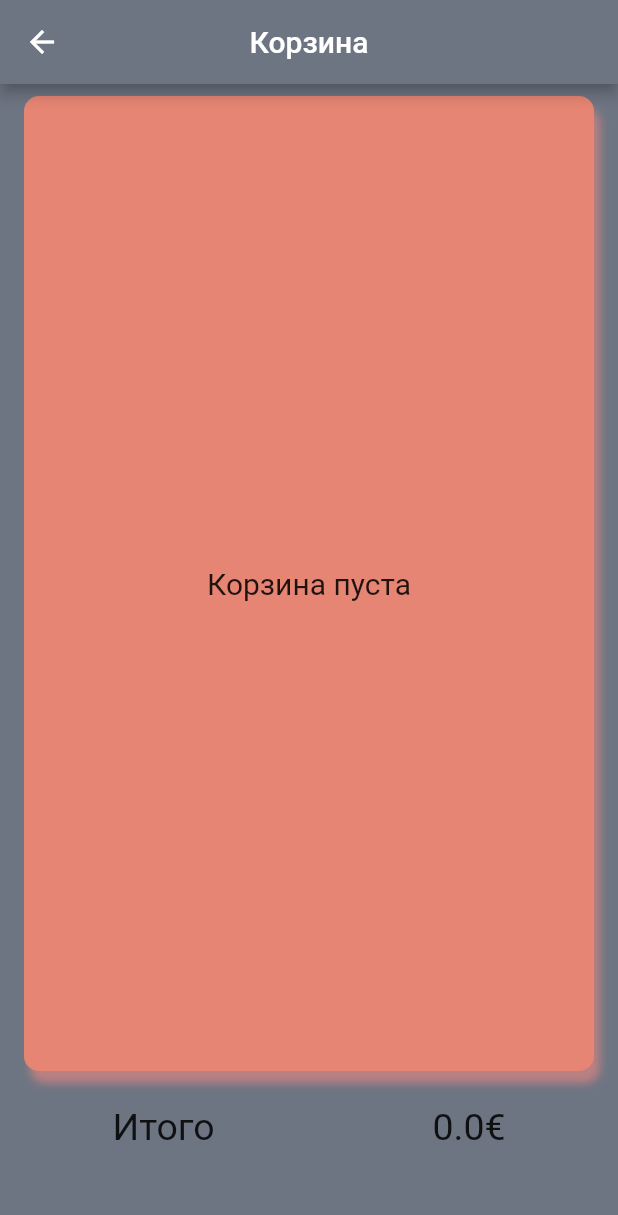
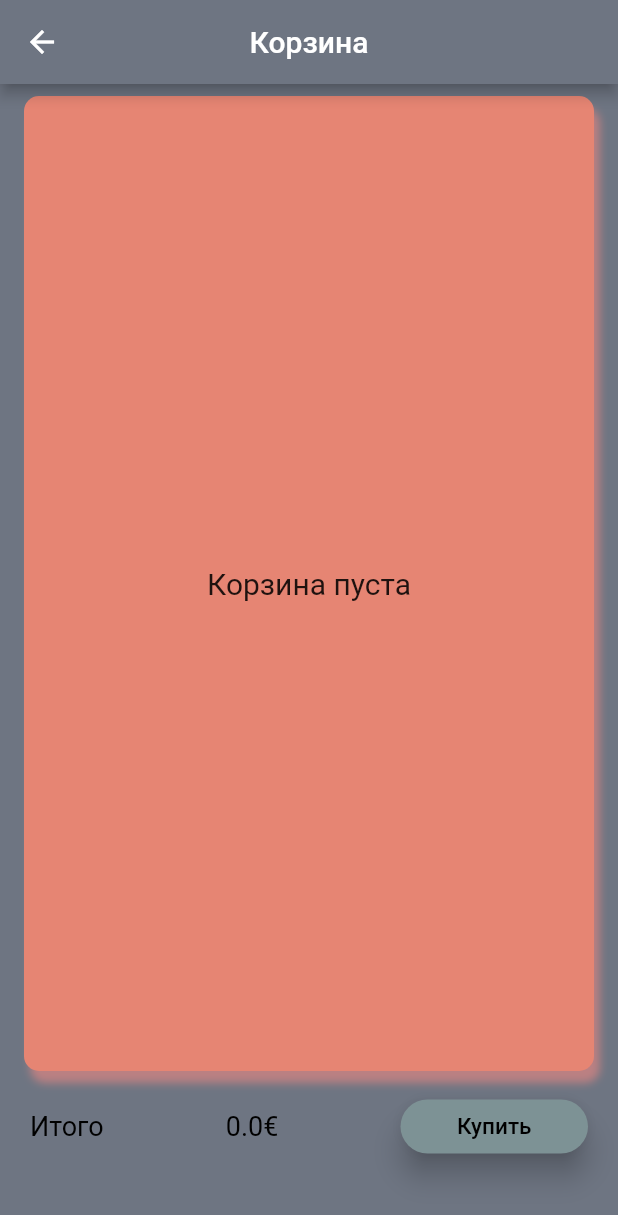
Before and after one commit to AnarhyforLenin/flutter_one, a Flutter app: the ShoppingCart screen opened directly, on a phone screen of 412 x 824 dp. Shown: the top 1215 px of the screen. Run offline on Flutter 3.47's test engine with Material 2 defaults, Android fonts, the phone set to English and light mode, and no system bars; our stand-ins replace get, shared_preferences; accounts and stored records are empty.

Commit message:
Buying shopping cart added

```diff
--- a/lib/shopping_cart.dart
+++ b/lib/shopping_cart.dart
@@ -10,14 +10,13 @@ class ShoppingCart extends StatefulWidget {
   _ShoppingCartState createState() => _ShoppingCartState();
 }
 
-class _ShoppingCartState extends State<ShoppingCart> {
+class _ShoppingCartState extends State<ShoppingCart> with TickerProviderStateMixin {
   final CartController cartController = Get.find();
 
   @override
   void initState() {
     super.initState();
   }
-
 
   @override
   Widget build(BuildContext context) {
@@ -91,17 +90,45 @@ class _ShoppingCartState extends State<ShoppingCart> {
             ),
           ),
           Container(
-            padding: const EdgeInsets.symmetric(horizontal:  75, vertical:  15),
+            padding: const EdgeInsets.symmetric(horizontal:  20, vertical:  5),
             child: Row(
               mainAxisAlignment: MainAxisAlignment.spaceBetween,
               children: [
                 Text('Итого',
                   style: TextStyle(
-                    fontSize: 25,
-                  ),),
+                    fontSize: 18, color: Colors.black,
+                  ), ),
                 Obx(() => Text('${cartController.total}€',
                   style: TextStyle(
-                    fontSize: 25,),)
+                    fontSize: 18, color: Colors.black,),)
+                ),
+                ElevatedButton(
+                  onPressed: () {
+                    Get.snackbar(
+                    "Покупка совершена!",
+                    "Вы купили энергетиков на ${cartController.total}€",
+                    snackPosition:
+                    SnackPosition.BOTTOM,
+                    duration: Duration(seconds: 2),
+                  );
+                    cartController.removeAll();
+                  },
+                  child: Text(
+                    'Купить',
+                    style: TextStyle(
+                        color: Colors.black, fontSize: 15),
+                  ),
+                  style: ElevatedButton.styleFrom(
+                    shadowColor: Colors.black,
+                    elevation: 8,
+                    shape: RoundedRectangleBorder(
+                      borderRadius:
+                      BorderRadius.circular(20),
+                    ),
+                    backgroundColor:
+                    Color(0xFF7D9295),
+                    fixedSize: Size(125, 30),
+                  ),
                 ),
               ],
             ),
```
Also changed, not shown: lib/cart_controller.dart (+6 -3 lines).
